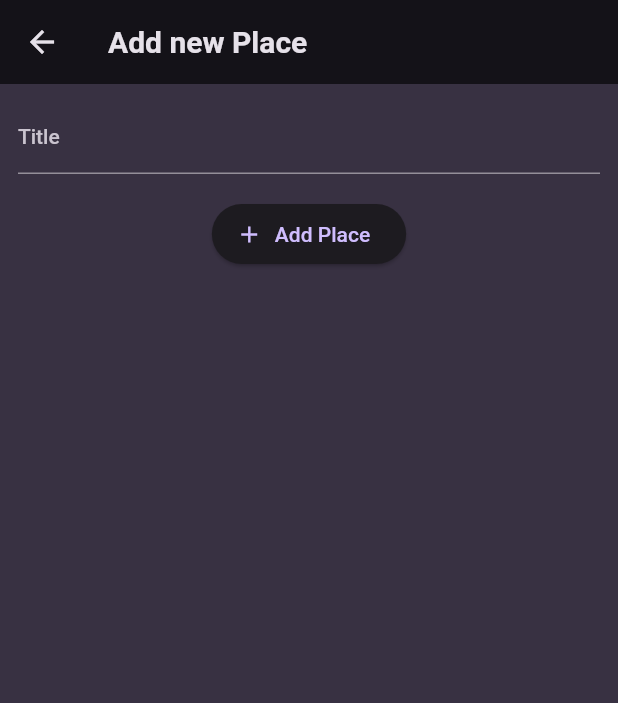
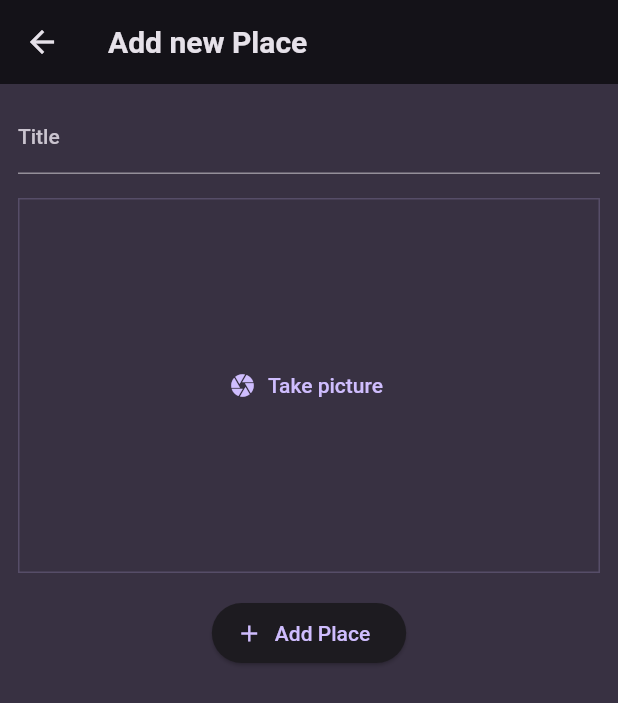
Before and after one commit to manuelarmasme/favorite_places, a Flutter app: the AddPlaceScreen screen opened directly, on a phone screen of 412 x 824 dp. Shown: the top 703 px of the screen. Run offline on Flutter 3.47's test engine with Material 2 defaults, Android fonts, the phone set to English and light mode, and no system bars; our stand-ins replace flutter_riverpod, google_fonts, image_picker.

Commit message:
pick image library install now I can take picture

```diff
--- a/lib/screens/add_place.dart
+++ b/lib/screens/add_place.dart
@@ -1,8 +1,9 @@
+import 'package:favorite_places/widget/image_input.dart';
 import 'package:flutter/material.dart';
 import 'package:flutter_riverpod/flutter_riverpod.dart';
 import 'package:favorite_places/providers/users_places.dart';
 
-//ConsumerStatefulWidget is for statefull widget but with provides
+//ConsumerStatefulWidget is for stateful widget but with provides
 //important use consumer state on the other piece of code
 class AddPlaceScreen extends ConsumerStatefulWidget {
   const AddPlaceScreen({super.key});
@@ -54,6 +55,9 @@ class _AddPlaceScreenState extends ConsumerState<AddPlaceScreen> {
                 color: Theme.of(context).colorScheme.onBackground,
               ),
             ),
+            //Image input
+            const SizedBox(height: 16),
+            ImageInput(),
             const SizedBox(height: 16),
             ElevatedButton.icon(
               onPressed: _savePlace,
--- /dev/null
+++ b/lib/widget/image_input.dart
@@ -0,0 +1,70 @@
+import 'package:flutter/material.dart';
+import 'package:image_picker/image_picker.dart';
+import 'dart:io';
+
+class ImageInput extends StatefulWidget {
+  const ImageInput({super.key});
+
+  @override
+  State<ImageInput> createState() {
+    return _ImageInputState();
+  }
+}
+
+class _ImageInputState extends State<ImageInput> {
+  File? _selectedImage;
+
+  void _takePicture() async {
+    //instaziate the image picker library
+    final imagePicker = ImagePicker();
+
+    //waiting until the images was picked by the user
+    final imagePicked =
+        await imagePicker.pickImage(source: ImageSource.camera, maxWidth: 600);
+
+    //if images is null finish the code
+    if (imagePicked == null) {
+      return;
+    }
+
+    setState(() {
+      //first convert the imagePicked.path into a file because the imagePicked has a XFile
+      _selectedImage = File(imagePicked.path);
+    });
+  }
+
+  @override
+  Widget build(BuildContext context) {
+    Widget content = TextButton.icon(
+      onPressed: _takePicture,
+      icon: const Icon(Icons.camera),
+      label: const Text('Take picture'),
+    );
+
+    if (_selectedImage != null) {
+      //you need to use an Image widget to show the _selectedImage
+      content = GestureDetector(
+        onTap: _takePicture,
+        child: Image.file(
+          _selectedImage!,
+          fit: BoxFit.cover,
+          width: double.infinity,
+          height: double.infinity,
+        ),
+      );
+    }
+
+    return Container(
+      decoration: BoxDecoration(
+        border: Border.all(
+          width: 1,
+          color: Theme.of(context).colorScheme.primary.withOpacity(0.2),
+        ),
+      ),
+      height: 250,
+      width: double.infinity,
+      alignment: Alignment.center,
+      child: content,
+    );
+  }
+}
--- a/pubspec.yaml
+++ b/pubspec.yaml
@@ -39,6 +39,7 @@ dependencies:
   uuid: ^4.2.2
   riverpod: ^2.5.0
   flutter_riverpod: ^2.4.10
+  image_picker: ^1.0.7
 
 dev_dependencies:
   flutter_test:
```
Also changed, not shown: pubspec.lock, 6 other files.
